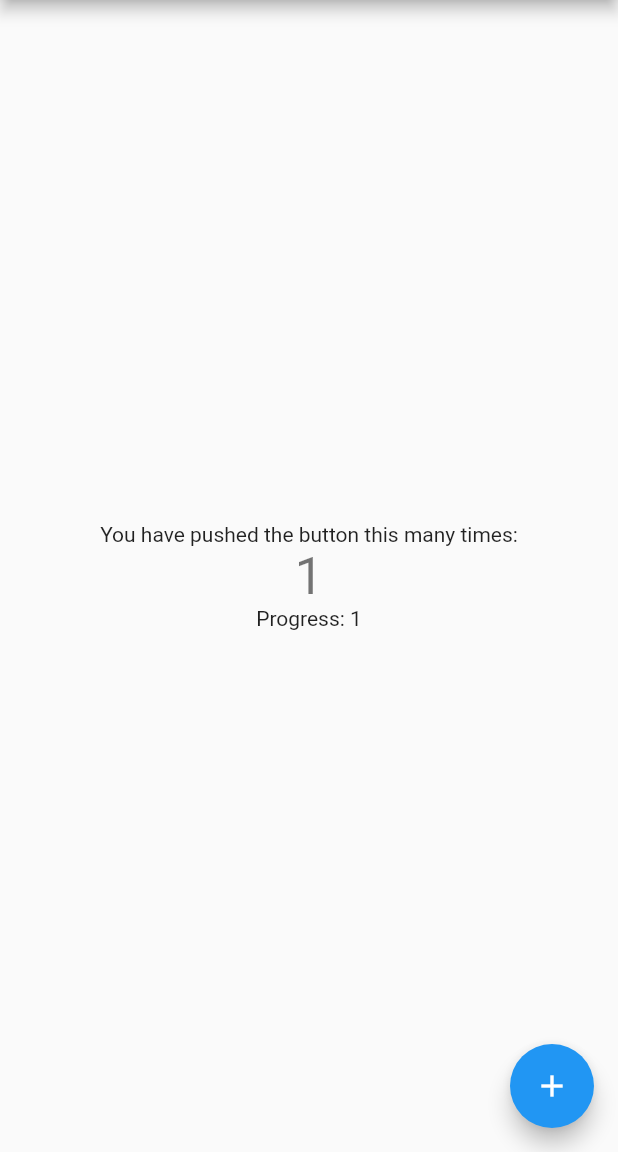
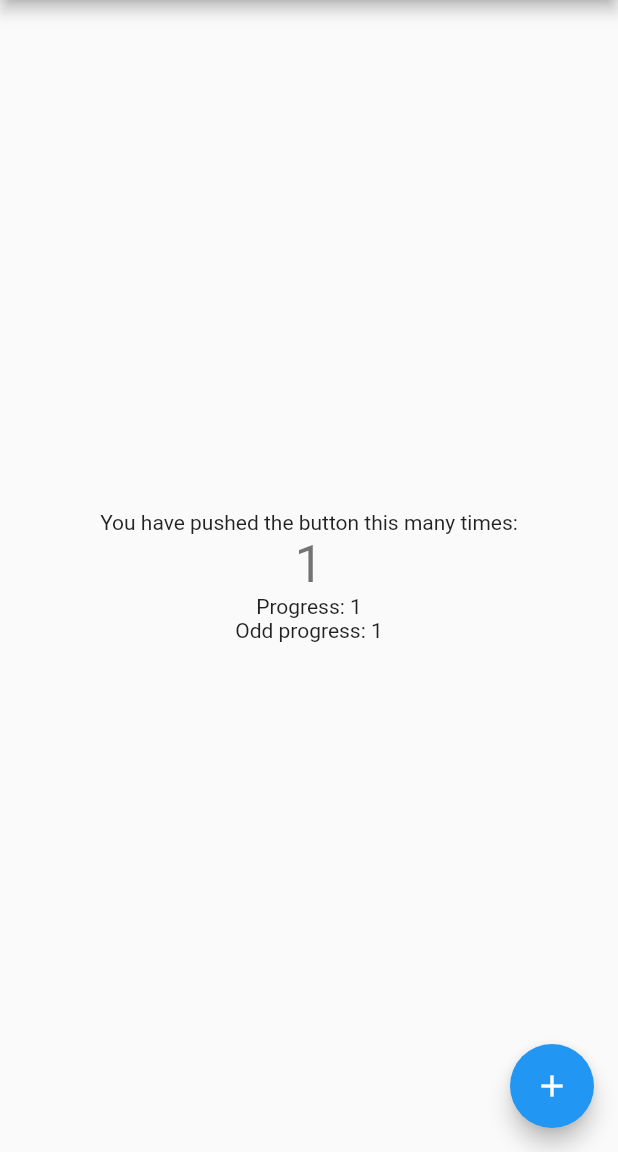
Before and after one commit to tiamo/flutter-vm, a Flutter app: the screen it shows after launch, after a tap on the "add" icon, on a phone screen of 412 x 824 dp, the part 84-1236 px from its top. Run offline on Flutter 3.47's test engine with Material 2 defaults, Android fonts, the phone set to English and light mode, and no system bars.

Commit message:
chore: added `shouldRebuild` example

```diff
--- a/example/lib/screens/home_screen.dart
+++ b/example/lib/screens/home_screen.dart
@@ -49,6 +49,14 @@ class _HomeScreenState extends State<HomeScreen> {
               implicitView: true,
               builder: (context, model, child) => const _Progress(),
             ),
+            ViewModelBuilder<CounterViewModel>(
+              model: _model,
+              disposable: false,
+              shouldRebuild: (prev, next) => next.progress & 1 == 1,
+              builder: (context, model, child) => Text(
+                'Odd progress: ${model.progress}',
+              ),
+            ),
           ],
         ),
       ),
```
